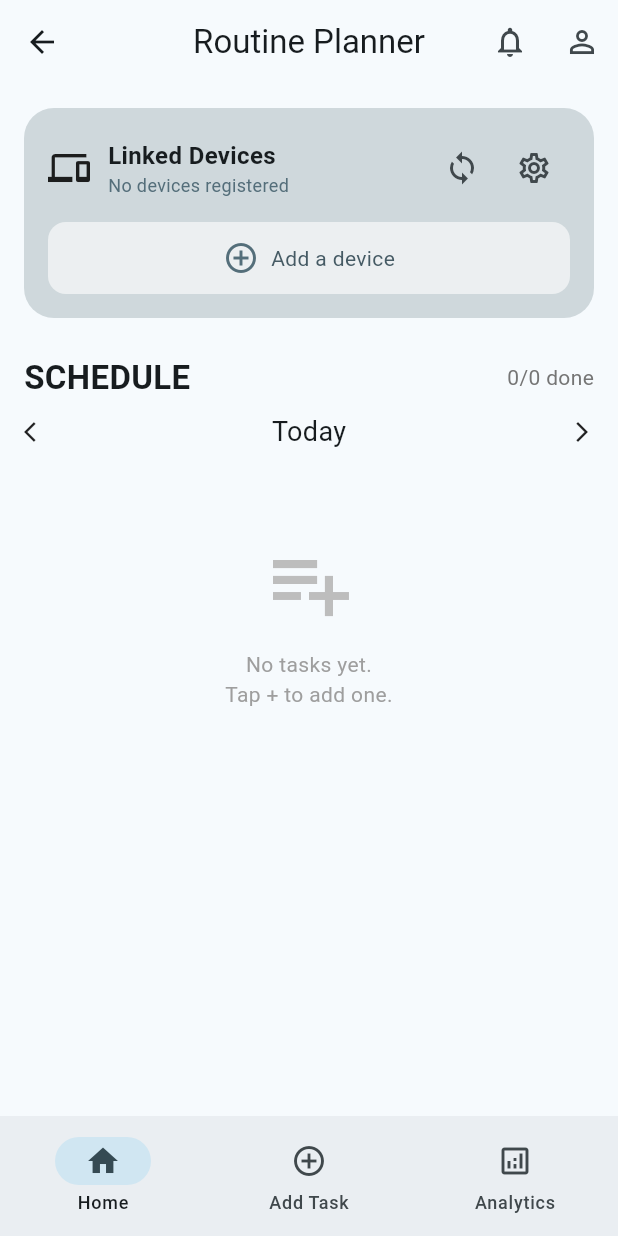
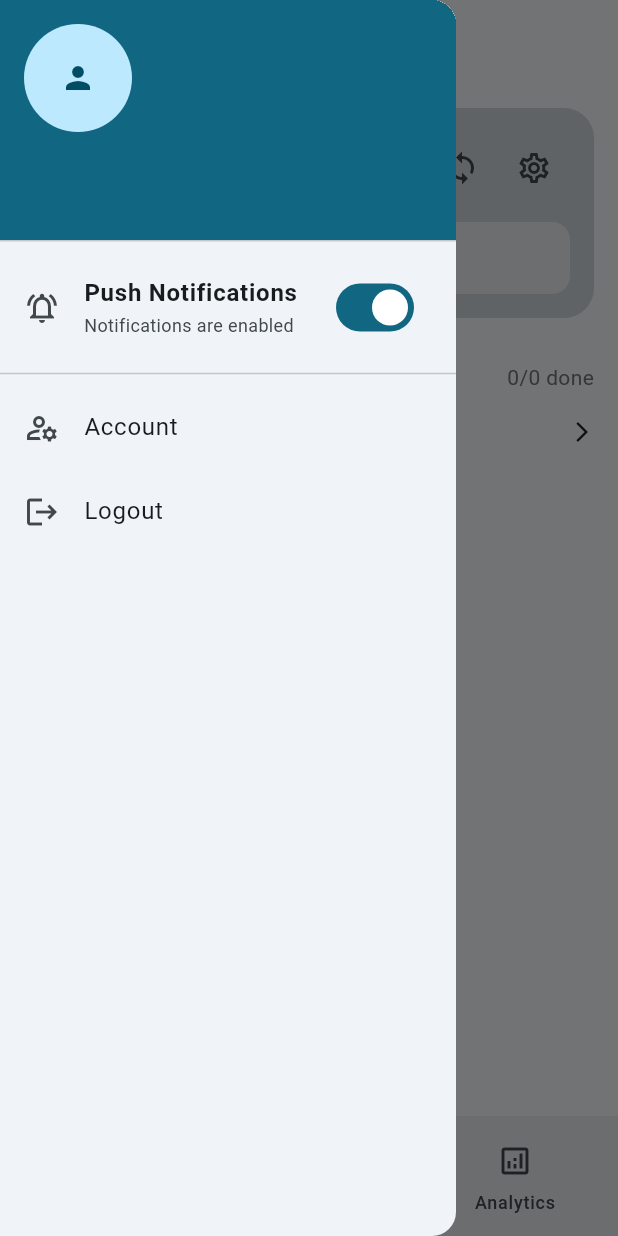
Before and after one commit to world2g/routineapp, a Flutter app: the HomePage screen opened directly, with the side drawer open (before the commit the screen has no drawer), on a phone screen of 412 x 824 dp. Run offline on Flutter 3.47's test engine with Material 3 defaults, Android fonts, the phone set to English and light mode, and no system bars; our stand-ins replace flutter_local_notifications, supabase_flutter, timezone; missing offline and left inert: mqtt_client; accounts and stored records are empty.

Commit message:
Homepage and notifications

```diff
--- a/lib/main.dart
+++ b/lib/main.dart
@@ -89,77 +89,94 @@ class _HomePageState extends State<HomePage> {
 
     return Scaffold(
       appBar: AppBar(
-        title:       const Text('Routine Planner'),
+        title: const Text('Routine Planner'),
         centerTitle: true,
-        actions: [
-          // Notifications bell
-          IconButton(
-            icon:      const Icon(Icons.notifications_none),
-            onPressed: () => Navigator.push(
-              context,
-              MaterialPageRoute(builder: (_) => const NotificationCentre()),
+      ),
+
+      // ── Drawer ─────────────────────────────────────────────
+      drawer: Drawer(
+        child: Column(
+          children: [
+            // Header
+            UserAccountsDrawerHeader(
+              accountName: Text(provider.user?.username ?? ''),
+              accountEmail: const Text(''), // optional
+              currentAccountPicture: const CircleAvatar(
+                child: Icon(Icons.person),
+              ),
             ),
-          ),
-          // User / account menu
-          PopupMenuButton<String>(
-            icon: const Icon(Icons.person_outline),
-            onSelected: (value) {
-              if (value == 'account') {
+
+            // ── Notifications Toggle ─────────────────────────
+            SwitchListTile(
+              secondary: Icon(
+                provider.notificationsEnabled
+                    ? Icons.notifications_active_outlined
+                    : Icons.notifications_off_outlined,
+              ),
+              title: const Text(
+                'Push Notifications',
+                style: TextStyle(fontWeight: FontWeight.bold),
+              ),
+              subtitle: Text(
+                provider.notificationsEnabled
+                    ? 'Notifications are enabled'
+                    : 'Notifications are disabled',
+                style: const TextStyle(fontSize: 12),
+              ),
+              value: provider.notificationsEnabled,
+              onChanged: (val) {
+                context.read<AppProvider>().toggleNotifications(val);
+              },
+            ),
+
+            const Divider(),
+
+            // ── Account ──────────────────────────────────────
+            ListTile(
+              leading: const Icon(Icons.manage_accounts_outlined),
+              title: const Text('Account'),
+              onTap: () {
+                Navigator.pop(context); // close drawer
                 Navigator.push(
                   context,
-                  MaterialPageRoute(builder: (_) => const AccountScreen()),
+                  MaterialPageRoute(
+                      builder: (_) => const AccountScreen()),
                 );
-              } else if (value == 'logout') {
+              },
+            ),
+
+            // ── Logout ───────────────────────────────────────
+            ListTile(
+              leading: const Icon(Icons.logout),
+              title: const Text('Logout'),
+              onTap: () {
+                Navigator.pop(context);
                 context.read<AppProvider>().logout();
-              }
-            },
-            itemBuilder: (_) => [
-              PopupMenuItem(
-                enabled: false,
-                child: Text(
-                  provider.user?.username ?? '',
-                  style: const TextStyle(fontWeight: FontWeight.bold),
-                ),
-              ),
-              const PopupMenuDivider(),
-              const PopupMenuItem(
-                value: 'account',
-                child: Row(children: [
-                  Icon(Icons.manage_accounts_outlined, size: 18),
-                  SizedBox(width: 8),
-                  Text('Account'),
-                ]),
-              ),
-              const PopupMenuItem(
-                value: 'logout',
-                child: Row(children: [
-                  Icon(Icons.logout, size: 18),
-                  SizedBox(width: 8),
-                  Text('Logout'),
-                ]),
-              ),
-            ],
-          ),
-        ],
+              },
+            ),
+          ],
+        ),
       ),
 
+      // ── Body ───────────────────────────────────────────────
       body: _pages[_currentIndex],
 
+      // ── Bottom Nav ─────────────────────────────────────────
       bottomNavigationBar: NavigationBar(
-        selectedIndex:         _currentIndex,
+        selectedIndex: _currentIndex,
         onDestinationSelected: (i) => setState(() => _currentIndex = i),
         destinations: const [
           NavigationDestination(
-            icon:         Icon(Icons.home_outlined),
+            icon: Icon(Icons.home_outlined),
             selectedIcon: Icon(Icons.home),
-            label:        'Home',
+            label: 'Home',
           ),
           NavigationDestination(
-            icon:  Icon(Icons.add_circle_outline),
+            icon: Icon(Icons.add_circle_outline),
             label: 'Add Task',
           ),
           NavigationDestination(
-            icon:  Icon(Icons.analytics_outlined),
+            icon: Icon(Icons.analytics_outlined),
             label: 'Analytics',
           ),
         ],
```
Also changed, not shown: lib/providers/app_provider.dart (+25 -1 lines).
